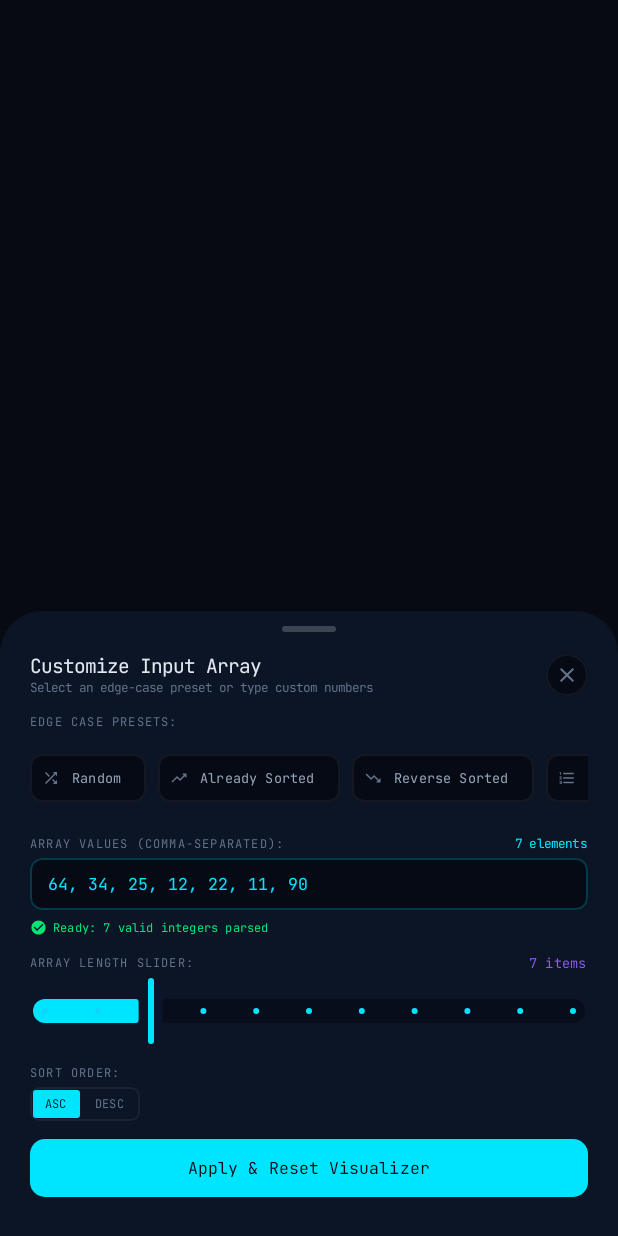
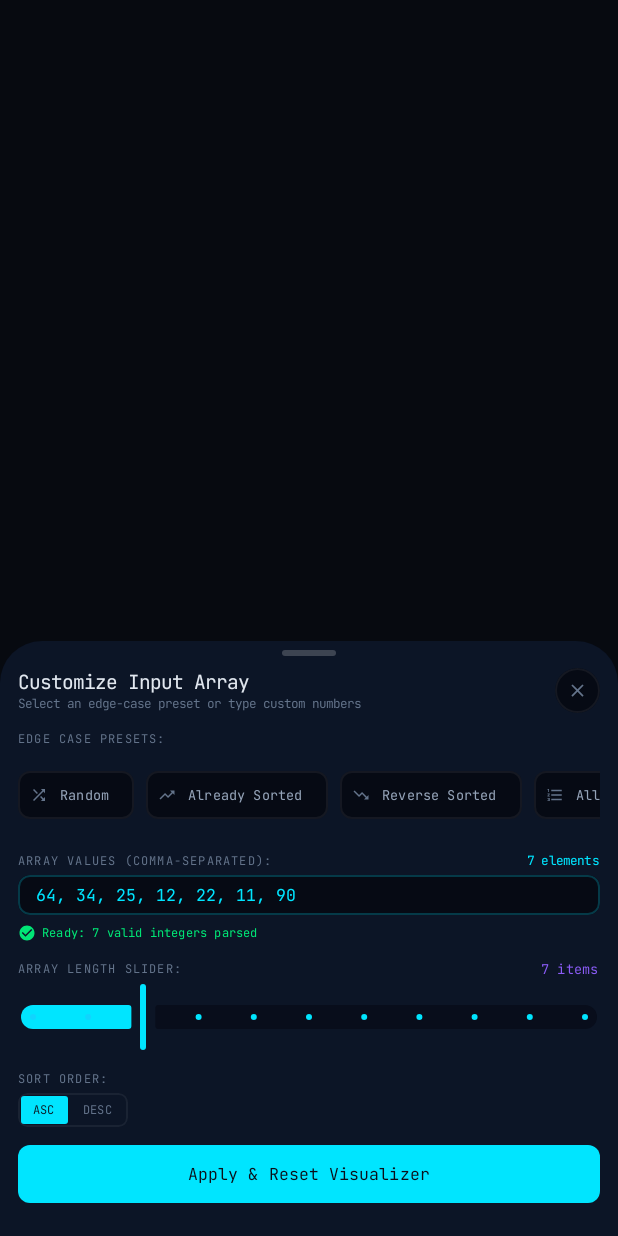
Before and after one commit to Quackified/AVIA, an Android app built with Jetpack Compose: the @Preview function CustomizeInputSheetPreview, on a phone screen of 412 x 824 dp. Run offline under Robolectric (Android 15) with nearby library versions, the light colour scheme and no system bars.

Commit message:
Info: UI Guidelines

```diff
--- a/app/src/main/java/com/example/algolens/ui/visualizer/CellPointerBadges.kt
+++ b/app/src/main/java/com/example/algolens/ui/visualizer/CellPointerBadges.kt
@@ -124,7 +124,7 @@ fun BottomPointerBadge(
                             .height(18.dp)
                             .clip(RoundedCornerShape(AlgoTokens.radiusXs))
                             .background(badgeBg)
-                            .padding(horizontal = 4.dp),
+                            .padding(horizontal = AlgoTokens.space2),
                         contentAlignment = Alignment.Center
                     ) {
                         Text(
--- a/app/src/main/java/com/example/algolens/ui/visualizer/CustomizeInputSheet.kt
+++ b/app/src/main/java/com/example/algolens/ui/visualizer/CustomizeInputSheet.kt
@@ -67,6 +67,7 @@ import com.example.algolens.ui.theme.AccentPink
 import com.example.algolens.ui.theme.AccentRed
 import com.example.algolens.ui.theme.AccentYellow
 import com.example.algolens.ui.theme.AlgoLensTheme
+import com.example.algolens.ui.theme.AlgoTokens
 import com.example.algolens.ui.theme.BorderCyan
 import com.example.algolens.ui.theme.BorderMedium
 import com.example.algolens.ui.theme.BorderSubtle
@@ -192,9 +193,9 @@ fun CustomizeInputSheet(
         dragHandle = {
             Box(
                 modifier = Modifier
-                    .padding(top = 10.dp, bottom = 6.dp)
-                    .size(width = 36.dp, height = 4.dp)
-                    .clip(RoundedCornerShape(99.dp))
+                    .padding(top = AlgoTokens.space3, bottom = AlgoTokens.space2)
+                    .size(width = AlgoTokens.iconButtonLg, height = AlgoTokens.space2)
+                    .clip(RoundedCornerShape(AlgoTokens.radiusXl))
                     .background(Color.White.copy(alpha = 0.2f))
             )
         }
@@ -203,8 +204,8 @@ fun CustomizeInputSheet(
             modifier = Modifier
                 .fillMaxWidth()
                 .navigationBarsPadding()
-                .padding(horizontal = 20.dp, vertical = 8.dp),
-            verticalArrangement = Arrangement.spacedBy(12.dp)
+                .padding(horizontal = AlgoTokens.space5, vertical = AlgoTokens.space2),
+            verticalArrangement = Arrangement.spacedBy(AlgoTokens.space5)
         ) {
             // Header
             Row(
@@ -228,10 +229,10 @@ fun CustomizeInputSheet(
                 }
                 Box(
                     modifier = Modifier
-                        .size(28.dp)
+                        .size(AlgoTokens.iconButtonSm)
                         .clip(CircleShape)
                         .background(CanvasBackground)
-                        .border(1.dp, BorderSubtle, CircleShape)
+                        .border(AlgoTokens.strokeThin, BorderSubtle, CircleShape)
                         .clickable { onDismiss() },
                     contentAlignment = Alignment.Center
                 ) {
@@ -239,13 +240,13 @@ fun CustomizeInputSheet(
                         imageVector = Icons.Default.Close,
                         contentDescription = "Close",
                         tint = TextMuted,
-                        modifier = Modifier.size(16.dp)
+                        modifier = Modifier.size(AlgoTokens.inlineIconMd)
                     )
                 }
             }
 
             // ── 1. Edge Case Presets LazyRow (Material 3 FilterChips) ──
-            Column(verticalArrangement = Arrangement.spacedBy(6.dp)) {
+            Column(verticalArrangement = Arrangement.spacedBy(AlgoTokens.space3)) {
                 Text(
                     text = "EDGE CASE PRESETS:",
                     style = MaterialTheme.typography.labelSmall,
@@ -257,8 +258,8 @@ fun CustomizeInputSheet(
 
                 LazyRow(
                     modifier = Modifier.fillMaxWidth(),
-                    horizontalArrangement = Arrangement.spacedBy(8.dp),
-                    contentPadding = PaddingValues(vertical = 2.dp)
+                    horizontalArrangement = Arrangement.spacedBy(AlgoTokens.space4),
+                    contentPadding = PaddingValues(vertical = AlgoTokens.space1)
                 ) {
                     items(PRESET_OPTIONS, key = { it.id }) { preset ->
                         val isSelected = selectedPreset == preset.id
@@ -291,7 +292,7 @@ fun CustomizeInputSheet(
                                 Icon(
                                     imageVector = preset.icon,
                                     contentDescription = null,
-                                    modifier = Modifier.size(12.dp),
+                                    modifier = Modifier.size(AlgoTokens.inlineIconSm),
                                     tint = if (isSelected) presetColor else TextMuted
                                 )
                             },
@@ -308,16 +309,16 @@ fun CustomizeInputSheet(
                                 selected = isSelected,
                                 borderColor = BorderSubtle,
                                 selectedBorderColor = presetColor,
-                                borderWidth = if (isSelected) 1.5.dp else 1.dp
+                                borderWidth = if (isSelected) AlgoTokens.strokeMedium else AlgoTokens.strokeThin
                             ),
-                            shape = RoundedCornerShape(8.dp)
+                            shape = RoundedCornerShape(AlgoTokens.radiusSm)
                         )
                     }
                 }
             }
 
             // ── 2. Manual Array Input Field ──
-            Column(verticalArrangement = Arrangement.spacedBy(4.dp)) {
+            Column(verticalArrangement = Arrangement.spacedBy(AlgoTokens.space2)) {
                 Row(
                     modifier = Modifier.fillMaxWidth(),
                     horizontalArrangement = Arrangement.SpaceBetween,
@@ -346,17 +347,17 @@ fun CustomizeInputSheet(
                 Box(
                     modifier = Modifier
                         .fillMaxWidth()
-                        .clip(RoundedCornerShape(8.dp))
+                        .clip(RoundedCornerShape(AlgoTokens.radiusSm))
                         .background(CanvasBackground)
                         .border(
-                            width = 1.dp,
+                            width = AlgoTokens.strokeThin,
                             color = when (validationResult) {
                                 is InputValidationResult.Valid -> BorderCyan
                                 is InputValidationResult.Error -> AccentRed.copy(alpha = 0.8f)
                             },
-                            shape = RoundedCornerShape(8.dp)
+                            shape = RoundedCornerShape(AlgoTokens.radiusSm)
                         )
-                        .padding(horizontal = 12.dp, vertical = 10.dp)
+                        .padding(horizontal = AlgoTokens.space5, vertical = AlgoTokens.space3)
                 ) {
                     BasicTextField(
                         value = inputStr,
@@ -382,14 +383,14 @@ fun CustomizeInputSheet(
                     is InputValidationResult.Valid -> {
                         Row(
                             verticalAlignment = Alignment.CenterVertically,
-                            horizontalArrangement = Arrangement.spacedBy(4.dp),
-                            modifier = Modifier.padding(top = 2.dp)
+                            horizontalArrangement = Arrangement.spacedBy(AlgoTokens.space2),
+                            modifier = Modifier.padding(top = AlgoTokens.space1)
                         ) {
                             Icon(
                                 imageVector = Icons.Default.CheckCircle,
                                 contentDescription = null,
                                 tint = AccentGreen,
-                                modifier = Modifier.size(11.dp)
+                                modifier = Modifier.size(AlgoTokens.inlineIconSm)
                             )
                             Text(
                                 text = "Ready: ${res.parsed.size} valid integers parsed",
@@ -402,14 +403,14 @@ fun CustomizeInputSheet(
                     is InputValidationResult.Error -> {
                         Row(
                             verticalAlignment = Alignment.CenterVertically,
-                            horizontalArrangement = Arrangement.spacedBy(4.dp),
-                            modifier = Modifier.padding(top = 2.dp)
+                            horizontalArrangement = Arrangement.spacedBy(AlgoTokens.space2),
+                            modifier = Modifier.padding(top = AlgoTokens.space1)
                         ) {
                             Icon(
                                 imageVector = Icons.Default.ErrorOutline,
                                 contentDescription = null,
                                 tint = AccentRed,
-                                modifier = Modifier.size(11.dp)
+                                modifier = Modifier.size(AlgoTokens.inlineIconSm)
                             )
                             Text(
                                 text = res.message,
@@ -423,7 +424,7 @@ fun CustomizeInputSheet(
             }
 
             // ── 3. Array Length Slider ──
-            Column(verticalArrangement = Arrangement.spacedBy(2.dp)) {
+            Column(verticalArrangement = Arrangement.spacedBy(AlgoTokens.space1)) {
                 Row(
                     modifier = Modifier.fillMaxWidth(),
                     horizontalArrangement = Arrangement.SpaceBetween,
@@ -475,7 +476,7 @@ fun CustomizeInputSheet(
             }
 
             // ── 4. Sort Order Toggle ──
-            Column(verticalArrangement = Arrangement.spacedBy(4.dp)) {
+            Column(verticalArrangement = Arrangement.spacedBy(AlgoTokens.space2)) {
                 Text(
                     text = "SORT ORDER:",
                     style = MaterialTheme.typography.labelSmall,
@@ -494,7 +495,7 @@ fun CustomizeInputSheet(
 
             // ── 5. Search Target (Linear / Binary Search only) ──
             if (showSearchTarget) {
-                Column(verticalArrangement = Arrangement.spacedBy(4.dp)) {
+                Column(verticalArrangement = Arrangement.spacedBy(AlgoTokens.space2)) {
                     Row(
                         modifier = Modifier.fillMaxWidth(),
                         horizontalArrangement = Arrangement.SpaceBetween,
@@ -522,17 +523,17 @@ fun CustomizeInputSheet(
                     Box(
                         modifier = Modifier
                             .fillMaxWidth()
-                            .clip(RoundedCornerShape(8.dp))
+                            .clip(RoundedCornerShape(AlgoTokens.radiusSm))
                             .background(CanvasBackground)
                             .border(
-                                width = 1.dp,
+                                width = AlgoTokens.strokeThin,
                                 color = if (searchTargetStr.isBlank() || searchTargetStr.trim().toIntOrNull() != null)
                                     BorderCyan
                                 else
                                     AccentRed.copy(alpha = 0.8f),
-                                shape = RoundedCornerShape(8.dp)
+                                shape = RoundedCornerShape(AlgoTokens.radiusSm)
                             )
-                            .padding(horizontal = 12.dp, vertical = 10.dp)
+                            .padding(horizontal = AlgoTokens.space5, vertical = AlgoTokens.space3)
                     ) {
                         BasicTextField(
                             value = searchTargetStr,
@@ -558,7 +559,7 @@ fun CustomizeInputSheet(
             Box(
                 modifier = Modifier
                     .fillMaxWidth()
-                    .clip(RoundedCornerShape(10.dp))
+                    .clip(RoundedCornerShape(AlgoTokens.radiusSm))
                     .background(if (isValid) PrimaryCyan else PrimaryCyan.copy(alpha = 0.35f))
                     .clickable(enabled = isValid) {
                         if (validationResult is InputValidationResult.Valid) {
@@ -571,7 +572,7 @@ fun CustomizeInputSheet(
                             onDismiss()
                         }
                     }
-                    .padding(vertical = 12.dp),
+                    .padding(vertical = AlgoTokens.space5),
                 contentAlignment = Alignment.Center
             ) {
                 Text(
@@ -582,7 +583,7 @@ fun CustomizeInputSheet(
                 )
             }
 
-            Spacer(modifier = Modifier.height(6.dp))
+            Spacer(modifier = Modifier.height(AlgoTokens.space3))
         }
     }
 }
```
Also changed, not shown: app/src/main/java/com/example/algolens/ui/tutor/AiTutorSheet.kt (+22 -21 lines), app/src/main/java/com/example/algolens/ui/visualizer/GuidedTourOverlay.kt (+27 -26 lines), app/src/main/java/com/example/algolens/ui/visualizer/VisualizerHeader.kt (+7 -7 lines), 2 other files.
